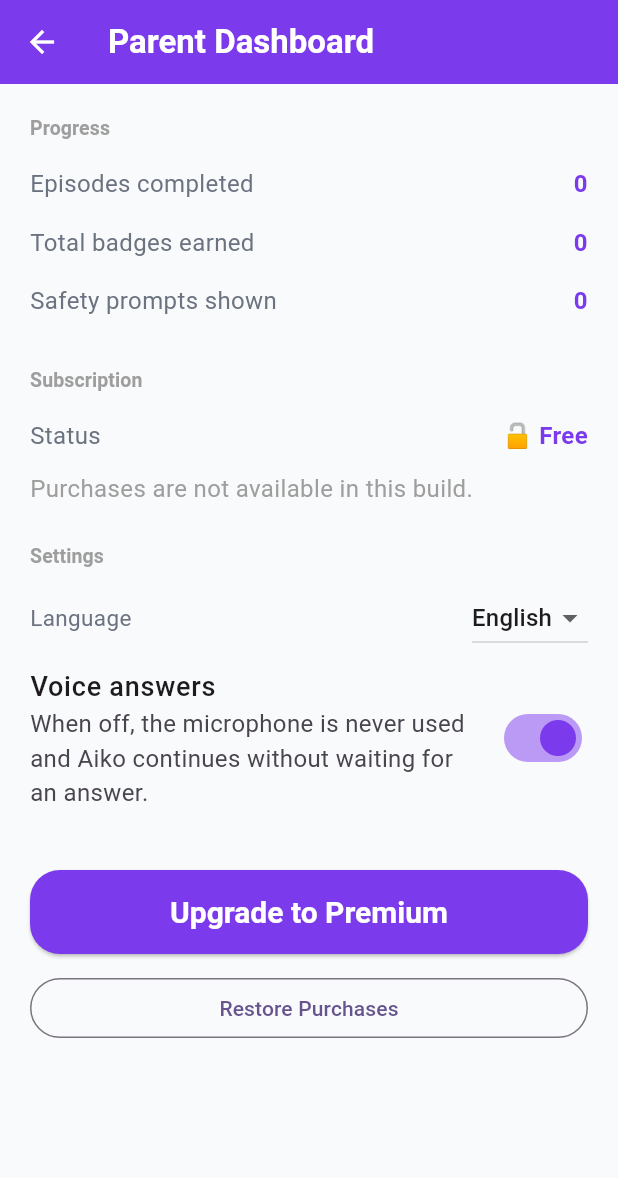
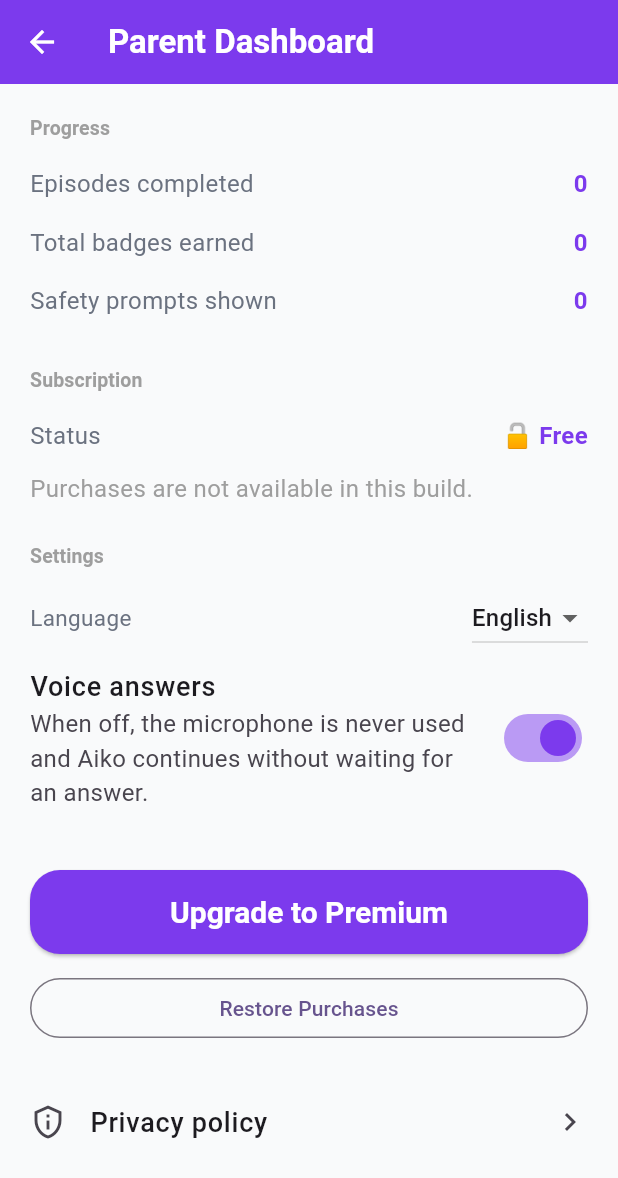
Before and after one commit to wwds058-spec/ai-kid, a Flutter app: the ParentDashboardScreen screen opened by its route, on a phone screen of 412 x 824 dp. Shown: the top 1178 px of the screen. Run offline on Flutter 3.47's test engine with Material 3 defaults, Android fonts, the phone set to English and light mode, and no system bars; our stand-ins replace flutter_animate, flutter_riverpod, freezed_annotation, go_router, hive_flutter, just_audio and 3 more; missing offline and left inert: audio_session, purchases_flutter; accounts and stored records are empty; generated files the repository leaves out were written again; statements that could not run were skipped.

Commit message:
Privacy policy (draft) in-app and installable release-mode test APK
- assets/legal/privacy_policy_en.md written from what the code does
  (on-device speech, no ads/analytics, RevenueCat, local-only data),
  readable offline from the parent dashboard
- tests keep the policy honest: onDevice speech, no ad/analytics SDKs,
  only RECORD_AUDIO + INTERNET permissions; RELEASE=1 requires the
  reviewed, dated policy with a real contact
- CI uploads an optimised release-mode test APK (debug-signed, sideload
  only) as ai-explorer-rc-test-apk

Co-Authored-By: Claude Opus 5.5 <noreply@anthropic.com>
Claude-Session: https://claude.ai/code/session_018f4WD3rc9FsKeic7kx9Db2

```diff
--- a/lib/features/parent_dashboard/parent_dashboard_screen.dart
+++ b/lib/features/parent_dashboard/parent_dashboard_screen.dart
@@ -14,6 +14,7 @@ import '../../curriculum/episode_controller.dart';
 import '../../l10n/language.dart';
 import '../../l10n/parent_strings.dart';
 import '../../l10n/strings.dart';
+import 'privacy_policy_screen.dart';
 
 /// Parent Dashboard — reached only through the PIN gate.
 /// All text comes from [ParentStrings] (English for now).
@@ -201,6 +202,17 @@ class _ParentDashboardScreenState extends ConsumerState<ParentDashboardScreen> {
               padding: EdgeInsets.only(top: 16),
               child: Center(child: CircularProgressIndicator()),
             ),
+
+          const SizedBox(height: 24),
+          ListTile(
+            key: const ValueKey('privacy_policy'),
+            contentPadding: EdgeInsets.zero,
+            leading: const Icon(Icons.privacy_tip_outlined),
+            title: Text(p.privacyPolicy),
+            trailing: const Icon(Icons.chevron_right),
+            onTap: () => Navigator.of(context).push(MaterialPageRoute<void>(
+                builder: (_) => const PrivacyPolicyScreen())),
+          ),
         ],
       ),
     );
--- a/lib/l10n/parent_strings.dart
+++ b/lib/l10n/parent_strings.dart
@@ -43,6 +43,7 @@ class ParentStrings {
   final String restoreFound;
   final String restoreNothing;
   final String restoreUnavailable;
+  final String privacyPolicy;
   // PIN gate
   final String parentArea;
   final String createPin;
@@ -93,6 +94,7 @@ class ParentStrings {
     required this.restoreFound,
     required this.restoreNothing,
     required this.restoreUnavailable,
+    required this.privacyPolicy,
     required this.parentArea,
     required this.createPin,
     required this.confirmPin,
@@ -151,6 +153,7 @@ class ParentStrings {
     restoreFound: '✅ Premium restored!',
     restoreNothing: 'No purchases found.',
     restoreUnavailable: "Couldn't reach Google Play. Check your connection.",
+    privacyPolicy: 'Privacy policy',
     parentArea: 'Parent Area',
     createPin: 'Create a 4-digit PIN',
     confirmPin: 'Confirm your PIN',
--- a/pubspec.yaml
+++ b/pubspec.yaml
@@ -69,3 +69,4 @@ flutter:
     - assets/audio/hi/
     - assets/audio/te/
     - assets/rive/
+    - assets/legal/
```
Also changed, not shown: lib/features/parent_dashboard/privacy_policy_screen.dart (added, +48 -0 lines), 5 other files.
